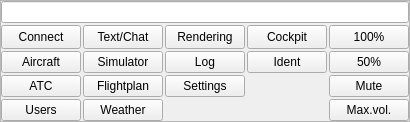
The window that src/blackgui/components/mainkeypadareacomponent.ui (swift-project/pilotclient) describes before a commit, drawn with Qt 5.
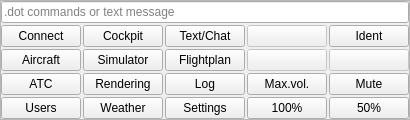
The same window after the commit.

What changed in the file:
```diff
--- a/src/blackgui/components/mainkeypadareacomponent.ui
+++ b/src/blackgui/components/mainkeypadareacomponent.ui
@@ -6,8 +6,8 @@
    <rect>
     <x>0</x>
     <y>0</y>
-    <width>389</width>
-    <height>122</height>
+    <width>410</width>
+    <height>120</height>
    </rect>
   </property>
   <property name="windowTitle">
@@ -64,58 +64,11 @@
       </property>
       <item row="0" column="0" colspan="5">
        <widget class="QLineEdit" name="le_CommandLineInput">
-        <property name="sizePolicy">
-         <sizepolicy hsizetype="Preferred" vsizetype="Maximum">
-          <horstretch>0</horstretch>
-          <verstretch>0</verstretch>
-         </sizepolicy>
-        </property>
         <property name="toolTip">
          <string>command line (e.g. &quot;.com1&quot;, &quot;.x&quot;, &quot;.msg com1&quot;)</string>
         </property>
-        <property name="text">
-         <string/>
-        </property>
-       </widget>
-      </item>
-      <item row="3" column="4">
-       <widget class="QPushButton" name="pb_SoundMute">
-        <property name="maximumSize">
-         <size>
-          <width>16777215</width>
-          <height>16777215</height>
-         </size>
-        </property>
-        <property name="text">
-         <string>Mute</string>
-        </property>
-        <property name="checkable">
-         <bool>true</bool>
-        </property>
-       </widget>
-      </item>
-      <item row="2" column="4">
-       <widget class="QPushButton" name="pb_Opacity050">
-        <property name="sizePolicy">
-         <sizepolicy hsizetype="Preferred" vsizetype="Preferred">
-          <horstretch>0</horstretch>
-          <verstretch>0</verstretch>
-         </sizepolicy>
-        </property>
-        <property name="minimumSize">
-         <size>
-          <width>62</width>
-          <height>22</height>
-         </size>
-        </property>
-        <property name="maximumSize">
-         <size>
-          <width>16777215</width>
-          <height>16777215</height>
-         </size>
-        </property>
-        <property name="text">
-         <string>50%</string>
+        <property name="placeholderText">
+         <string>.dot commands or text message</string>
         </property>
        </widget>
       </item>
@@ -138,47 +91,6 @@
         </property>
        </widget>
       </item>
-      <item row="4" column="4">
-       <widget class="QPushButton" name="pb_SoundMaxVolume">
-        <property name="maximumSize">
-         <size>
-          <width>16777215</width>
-          <height>16777215</height>
-         </size>
-        </property>
-        <property name="statusTip">
-         <string>Maximum volume</string>
-        </property>
-        <property name="text">
-         <string>Max.vol.</string>
-        </property>
-       </widget>
-      </item>
-      <item row="1" column="4">
-       <widget class="QPushButton" name="pb_Opacity100">
-        <property name="sizePolicy">
-         <sizepolicy hsizetype="Preferred" vsizetype="Preferred">
-          <horstretch>0</horstretch>
-          <verstretch>0</verstretch>
-         </sizepolicy>
-        </property>
-        <property name="minimumSize">
-         <size>
-          <width>62</width>
-          <height>22</height>
-         </size>
-        </property>
-        <property name="maximumSize">
-         <size>
-          <width>16777215</width>
-          <height>16777215</height>
-         </size>
-        </property>
-        <property name="text">
-         <string>100%</string>
-        </property>
-       </widget>
-      </item>
       <item row="2" column="0">
        <widget class="QPushButton" name="pb_MainAircrafts">
         <property name="sizePolicy">
@@ -242,66 +154,6 @@
         </property>
        </widget>
       </item>
-      <item row="1" column="3">
-       <widget class="QPushButton" name="pb_MainCockpit">
-        <property name="sizePolicy">
-         <sizepolicy hsizetype="Preferred" vsizetype="Preferred">
-          <horstretch>0</horstretch>
-          <verstretch>0</verstretch>
-         </sizepolicy>
-        </property>
-        <property name="maximumSize">
-         <size>
-          <width>16777215</width>
-          <height>16777215</height>
-         </size>
-        </property>
-        <property name="text">
-         <string>Cockpit</string>
-        </property>
-        <property name="checkable">
-         <bool>true</bool>
-        </property>
-       </widget>
-      </item>
-      <item row="2" column="3">
-       <widget class="QPushButton" name="pb_CockpitIdent">
-        <property name="maximumSize">
-         <size>
-          <width>16777215</width>
-          <height>16777215</height>
-         </size>
-        </property>
-        <property name="text">
-         <string>Ident</string>
-        </property>
-        <property name="checkable">
-         <bool>true</bool>
-        </property>
-       </widget>
-      </item>
-      <item row="1" column="1">
-       <widget class="QPushButton" name="pb_MainTextMessages">
-        <property name="sizePolicy">
-         <sizepolicy hsizetype="Preferred" vsizetype="Preferred">
-          <horstretch>0</horstretch>
-          <verstretch>0</verstretch>
-         </sizepolicy>
-        </property>
-        <property name="maximumSize">
-         <size>
-          <width>16777215</width>
-          <height>16777215</height>
-         </size>
-        </property>
-        <property name="text">
-         <string>Text/Chat</string>
-        </property>
-        <property name="checkable">
-         <bool>true</bool>
-        </property>
-       </widget>
-      </item>
       <item row="2" column="1">
        <widget class="QPushButton" name="pb_MainSimulator">
         <property name="maximumSize">
@@ -340,14 +192,20 @@
         </property>
        </widget>
       </item>
-      <item row="3" column="1">
-       <widget class="QPushButton" name="pb_MainFlightplan">
+      <item row="4" column="3">
+       <widget class="QPushButton" name="pb_Opacity100">
         <property name="sizePolicy">
          <sizepolicy hsizetype="Preferred" vsizetype="Preferred">
           <horstretch>0</horstretch>
           <verstretch>0</verstretch>
          </sizepolicy>
         </property>
+        <property name="minimumSize">
+         <size>
+          <width>62</width>
+          <height>22</height>
+         </size>
+        </property>
         <property name="maximumSize">
          <size>
           <width>16777215</width>
@@ -355,7 +213,77 @@
          </size>
         </property>
         <property name="text">
-         <string>Flightplan</string>
+         <string>100%</string>
+        </property>
+       </widget>
+      </item>
+      <item row="4" column="4">
+       <widget class="QPushButton" name="pb_Opacity050">
+        <property name="sizePolicy">
+         <sizepolicy hsizetype="Preferred" vsizetype="Preferred">
+          <horstretch>0</horstretch>
+          <verstretch>0</verstretch>
+         </sizepolicy>
+        </property>
+        <property name="minimumSize">
+         <size>
+          <width>62</width>
+          <height>22</height>
+         </size>
+        </property>
+        <property name="maximumSize">
+         <size>
+          <width>16777215</width>
+          <height>16777215</height>
+         </size>
+        </property>
+        <property name="text">
+         <string>50%</string>
+        </property>
+       </widget>
+      </item>
+      <item row="3" column="3">
+       <widget class="QPushButton" name="pb_SoundMaxVolume">
+        <property name="maximumSize">
+         <size>
+          <width>16777215</width>
+          <height>16777215</height>
+         </size>
+        </property>
+        <property name="statusTip">
+         <string>Maximum volume</string>
+        </property>
+        <property name="text">
+         <string>Max.vol.</string>
+        </property>
+       </widget>
+      </item>
+      <item row="3" column="4">
+       <widget class="QPushButton" name="pb_SoundMute">
+        <property name="maximumSize">
+         <size>
+          <width>16777215</width>
+          <height>16777215</height>
+         </size>
+        </property>
+        <property name="text">
+         <string>Mute</string>
+        </property>
+        <property name="checkable">
+         <bool>true</bool>
+        </property>
+       </widget>
+      </item>
+      <item row="1" column="4">
+       <widget class="QPushButton" name="pb_CockpitIdent">
+        <property name="maximumSize">
+         <size>
+          <width>16777215</width>
+          <height>16777215</height>
+         </size>
+        </property>
+        <property name="text">
+         <string>Ident</string>
         </property>
         <property name="checkable">
          <bool>true</bool>
@@ -363,7 +291,7 @@
        </widget>
       </item>
       <item row="1" column="2">
-       <widget class="QPushButton" name="pb_MainMappings">
+       <widget class="QPushButton" name="pb_MainTextMessages">
         <property name="sizePolicy">
          <sizepolicy hsizetype="Preferred" vsizetype="Preferred">
           <horstretch>0</horstretch>
@@ -377,14 +305,36 @@
          </size>
         </property>
         <property name="text">
-         <string>Rendering</string>
+         <string>Text/Chat</string>
         </property>
         <property name="checkable">
          <bool>true</bool>
         </property>
        </widget>
       </item>
-      <item row="3" column="2">
+      <item row="1" column="1">
+       <widget class="QPushButton" name="pb_MainCockpit">
+        <property name="sizePolicy">
+         <sizepolicy hsizetype="Preferred" vsizetype="Preferred">
+          <horstretch>0</horstretch>
+          <verstretch>0</verstretch>
+         </sizepolicy>
+        </property>
+        <property name="maximumSize">
+         <size>
+          <width>16777215</width>
+          <height>16777215</height>
+         </size>
+        </property>
+        <property name="text">
+         <string>Cockpit</string>
+        </property>
+        <property name="checkable">
+         <bool>true</bool>
+        </property>
+       </widget>
+      </item>
+      <item row="4" column="2">
        <widget class="QPushButton" name="pb_MainSettings">
         <property name="sizePolicy">
          <sizepolicy hsizetype="Preferred" vsizetype="Preferred">
@@ -409,7 +359,7 @@
         </property>
        </widget>
       </item>
-      <item row="2" column="2">
+      <item row="3" column="2">
        <widget class="QPushButton" name="pb_MainLog">
         <property name="sizePolicy">
          <sizepolicy hsizetype="Preferred" vsizetype="Preferred">
@@ -431,6 +381,80 @@
         </property>
        </widget>
       </item>
+      <item row="2" column="2">
+       <widget class="QPushButton" name="pb_MainFlightplan">
+        <property name="sizePolicy">
+         <sizepolicy hsizetype="Preferred" vsizetype="Preferred">
+          <horstretch>0</horstretch>
+          <verstretch>0</verstretch>
+         </sizepolicy>
+        </property>
+        <property name="maximumSize">
+         <size>
+          <width>16777215</width>
+          <height>16777215</height>
+         </size>
+        </property>
+        <property name="text">
+         <string>Flightplan</string>
+        </property>
+        <property name="checkable">
+         <bool>true</bool>
+        </property>
+       </widget>
+      </item>
+      <item row="3" column="1">
+       <widget class="QPushButton" name="pb_MainMappings">
+        <property name="sizePolicy">
+         <sizepolicy hsizetype="Preferred" vsizetype="Preferred">
+          <horstretch>0</horstretch>
+          <verstretch>0</verstretch>
+         </sizepolicy>
+        </property>
+        <property name="maximumSize">
+         <size>
+          <width>16777215</width>
+          <height>16777215</height>
+         </size>
+        </property>
+        <property name="text">
+         <string>Rendering</string>
+        </property>
+        <property name="checkable">
+         <bool>true</bool>
+        </property>
+       </widget>
+      </item>
+      <item row="2" column="3">
+       <widget class="QPushButton" name="pb_Empty_2">
+        <property name="enabled">
+         <bool>false</bool>
+        </property>
+        <property name="text">
+         <string/>
+        </property>
+       </widget>
+      </item>
+      <item row="1" column="3">
+       <widget class="QPushButton" name="pb_Empty">
+        <property name="enabled">
+         <bool>false</bool>
+        </property>
+        <property name="text">
+         <string/>
+        </property>
+       </widget>
+      </item>
+      <item row="2" column="4">
+       <widget class="QPushButton" name="pb_Empty_3">
+        <property name="enabled">
+         <bool>false</bool>
+        </property>
+        <property name="text">
+         <string/>
+        </property>
+       </widget>
+      </item>
      </layout>
     </widget>
    </item>
```
Left out of the diff: 11 changed lines with no effect on the pictures.
